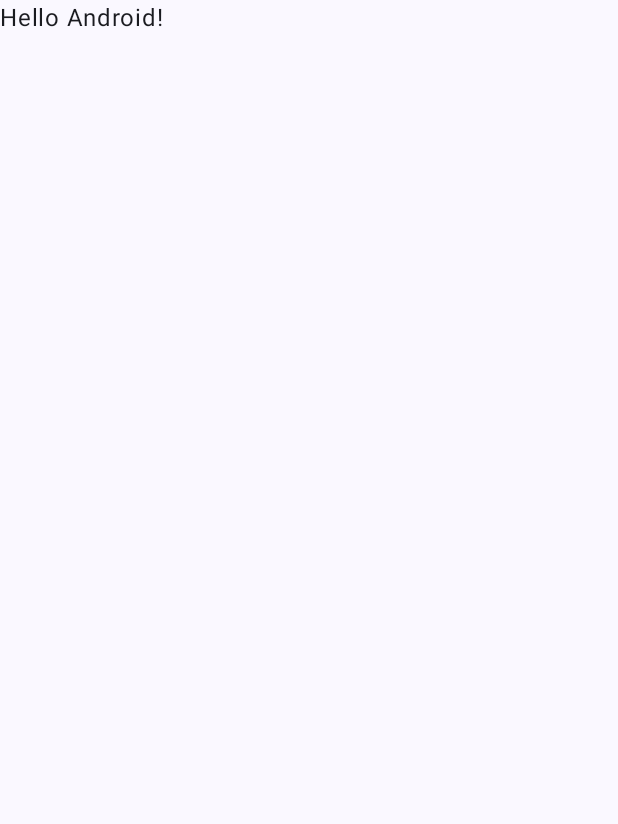
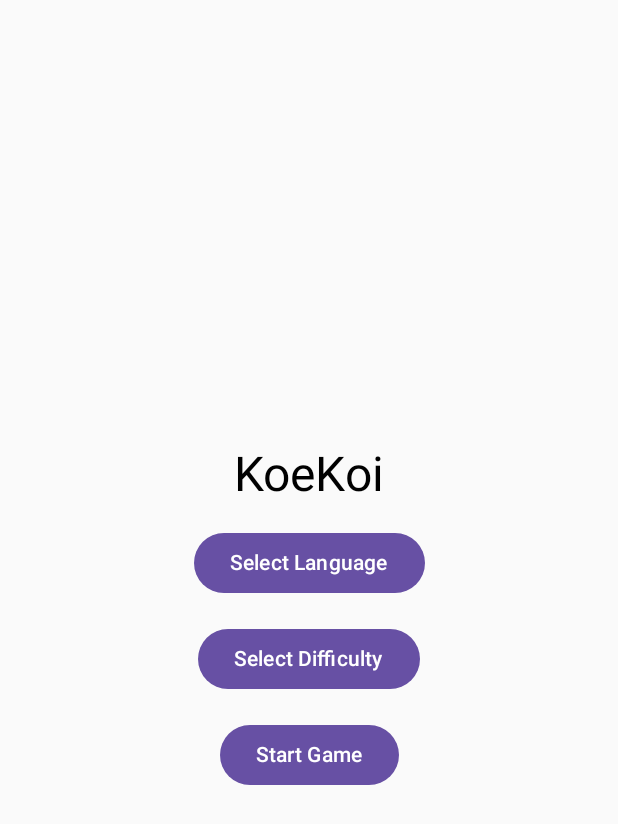
Before and after one commit to robpineda/koekoi, an Android app built with Jetpack Compose: the screen it shows after launch (MainActivity), on a phone screen of 412 x 824 dp. Before the commit the part shown is almost empty. Shown: the top 824 px of the screen. Run offline under Robolectric (Android 15) with nearby library versions, the phone set to English and light mode, and no system bars.

Commit message:
created main activity and updated gradle

```diff
--- a/app/build.gradle.kts
+++ b/app/build.gradle.kts
@@ -37,6 +37,9 @@ android {
     buildFeatures {
         compose = true
     }
+    composeOptions {
+        kotlinCompilerExtensionVersion = "1.5.10" // Update to latest if needed
+    }
 }
 
 dependencies {
@@ -49,6 +52,13 @@ dependencies {
     implementation(libs.androidx.ui.graphics)
     implementation(libs.androidx.ui.tooling.preview)
     implementation(libs.androidx.material3)
+
+    implementation("androidx.activity:activity-compose:1.8.0")
+    implementation("androidx.compose.ui:ui:1.6.0")
+    implementation("androidx.compose.material:material:1.6.0")
+    implementation("androidx.compose.runtime:runtime-livedata:1.6.0")
+    implementation("androidx.navigation:navigation-compose:2.7.0")
+
     testImplementation(libs.junit)
     androidTestImplementation(libs.androidx.junit)
     androidTestImplementation(libs.androidx.espresso.core)
--- a/app/src/main/AndroidManifest.xml
+++ b/app/src/main/AndroidManifest.xml
@@ -1,6 +1,9 @@
 <?xml version="1.0" encoding="utf-8"?>
 <manifest xmlns:android="http://schemas.android.com/apk/res/android"
     xmlns:tools="http://schemas.android.com/tools">
+
+    <uses-permission android:name="android.permission.RECORD_AUDIO" />
+    <uses-permission android:name="android.permission.INTERNET" />
 
     <application
         android:allowBackup="true"
--- a/app/src/main/java/com/robertopineda/koekoi/MainActivity.kt
+++ b/app/src/main/java/com/robertopineda/koekoi/MainActivity.kt
@@ -1,47 +1,55 @@
 package com.robertopineda.koekoi
 
+import android.content.Intent
 import android.os.Bundle
 import androidx.activity.ComponentActivity
 import androidx.activity.compose.setContent
-import androidx.activity.enableEdgeToEdge
-import androidx.compose.foundation.layout.fillMaxSize
-import androidx.compose.foundation.layout.padding
-import androidx.compose.material3.Scaffold
+import androidx.compose.foundation.layout.*
+import androidx.compose.material3.Button
 import androidx.compose.material3.Text
 import androidx.compose.runtime.Composable
+import androidx.compose.ui.Alignment
 import androidx.compose.ui.Modifier
-import androidx.compose.ui.tooling.preview.Preview
-import com.robertopineda.koekoi.ui.theme.KoeKoiTheme
+import androidx.compose.ui.unit.dp
+import androidx.compose.ui.unit.sp
 
 class MainActivity : ComponentActivity() {
     override fun onCreate(savedInstanceState: Bundle?) {
         super.onCreate(savedInstanceState)
-        enableEdgeToEdge()
         setContent {
-            KoeKoiTheme {
-                Scaffold(modifier = Modifier.fillMaxSize()) { innerPadding ->
-                    Greeting(
-                        name = "Android",
-                        modifier = Modifier.padding(innerPadding)
-                    )
+            MainScreen(
+                onStartGame = {
+                    startActivity(Intent(this, GameActivity::class.java))
                 }
-            }
+            )
         }
     }
 }
 
 @Composable
-fun Greeting(name: String, modifier: Modifier = Modifier) {
-    Text(
-        text = "Hello $name!",
-        modifier = modifier
-    )
-}
-
-@Preview(showBackground = true)
-@Composable
-fun GreetingPreview() {
-    KoeKoiTheme {
-        Greeting("Android")
+fun MainScreen(onStartGame: () -> Unit) {
+    Column(
+        modifier = Modifier
+            .fillMaxSize()
+            .padding(16.dp),
+        verticalArrangement = Arrangement.Center,
+        horizontalAlignment = Alignment.CenterHorizontally
+    ) {
+        Text(
+            text = "KoeKoi",
+            fontSize = 32.sp,
+            modifier = Modifier.padding(bottom = 16.dp)
+        )
+        Button(onClick = { /* TODO: Language selection */ }) {
+            Text("Select Language")
+        }
+        Spacer(modifier = Modifier.height(16.dp))
+        Button(onClick = { /* TODO: Difficulty selection */ }) {
+            Text("Select Difficulty")
+        }
+        Spacer(modifier = Modifier.height(16.dp))
+        Button(onClick = onStartGame) {
+            Text("Start Game")
+        }
     }
 }
```
